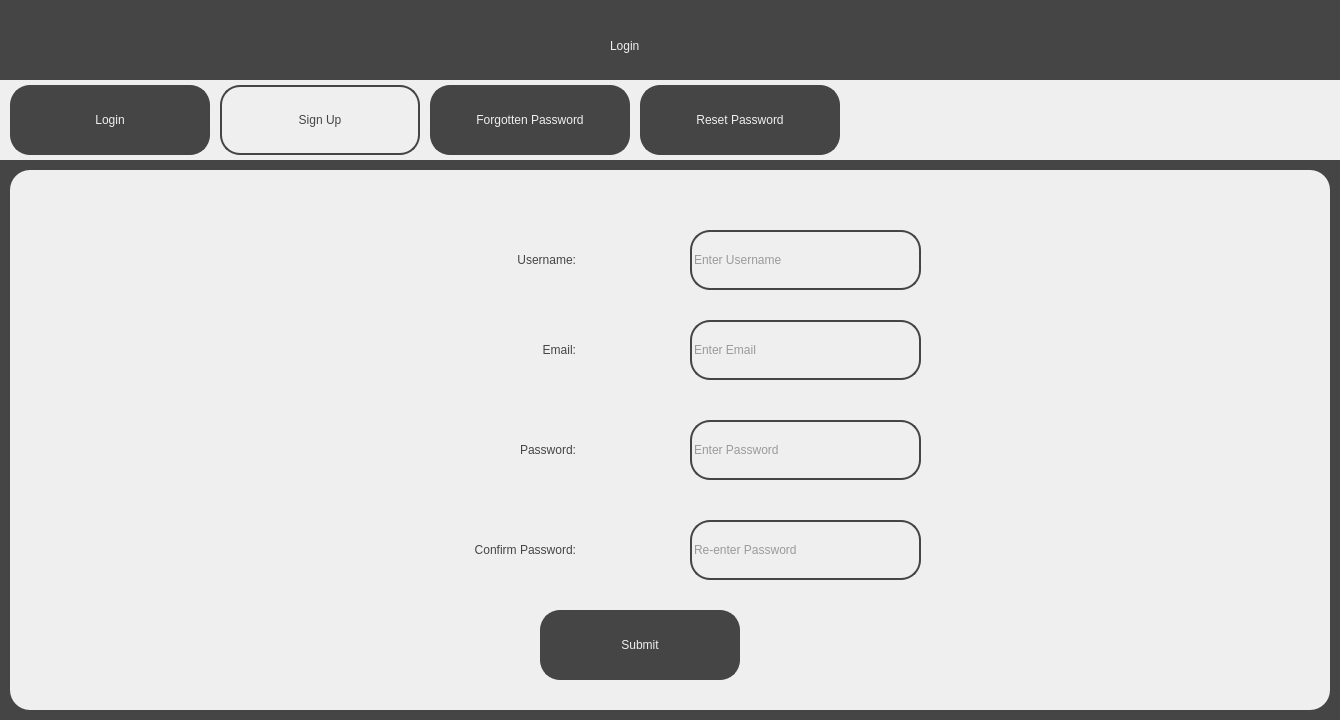
First picture: the form in Prototypes/Screen Designs/signup.ui, repository jackm245/Riemann-Hypothesis, before the edit.
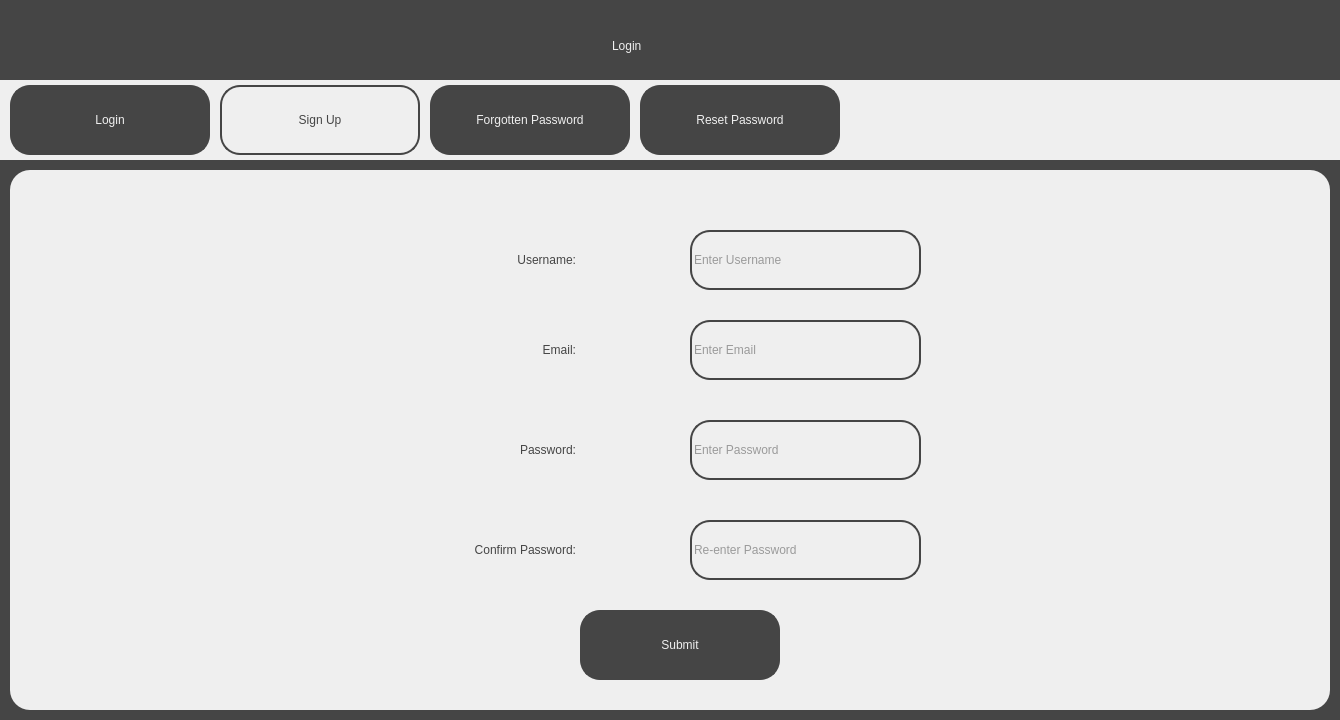
Second picture: the form after the edit.

Patch:
```diff
--- a/Prototypes/Screen Designs/signup.ui
+++ b/Prototypes/Screen Designs/signup.ui
@@ -31,7 +31,7 @@
    <widget class="QLabel" name="Title">
     <property name="geometry">
      <rect>
-      <x>610</x>
+      <x>612</x>
       <y>20</y>
       <width>121</width>
       <height>51</height>
@@ -260,7 +260,7 @@
     <widget class="QPushButton" name="SubmitButton">
      <property name="geometry">
       <rect>
-       <x>530</x>
+       <x>570</x>
        <y>440</y>
        <width>200</width>
        <height>70</height>
```
